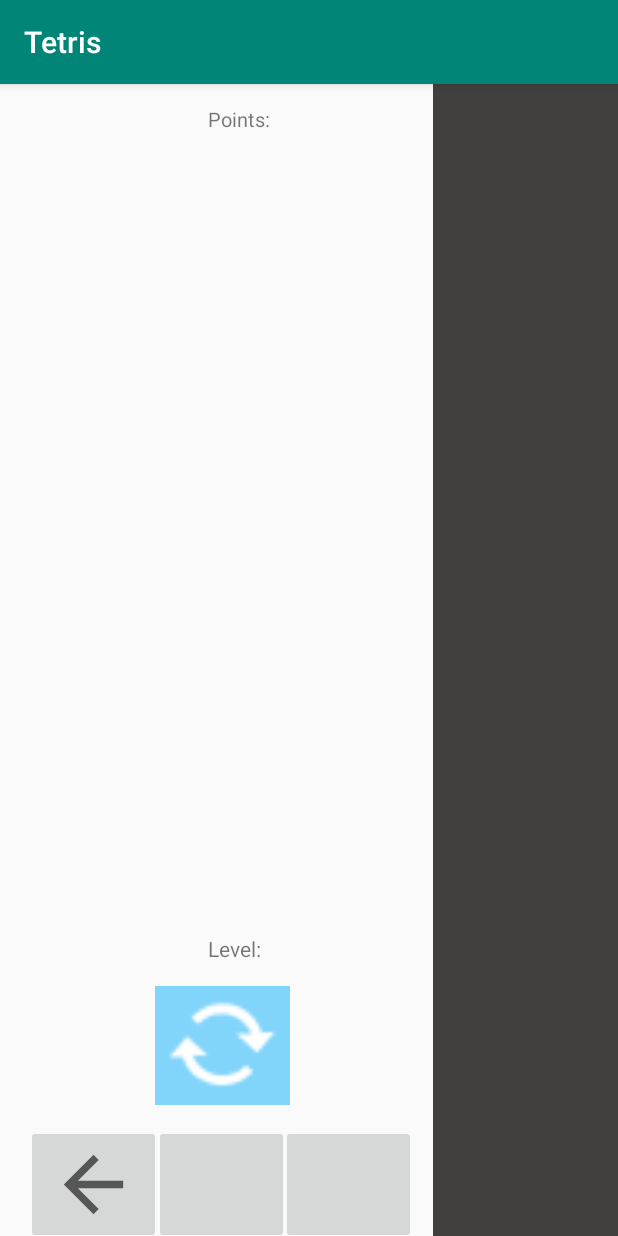
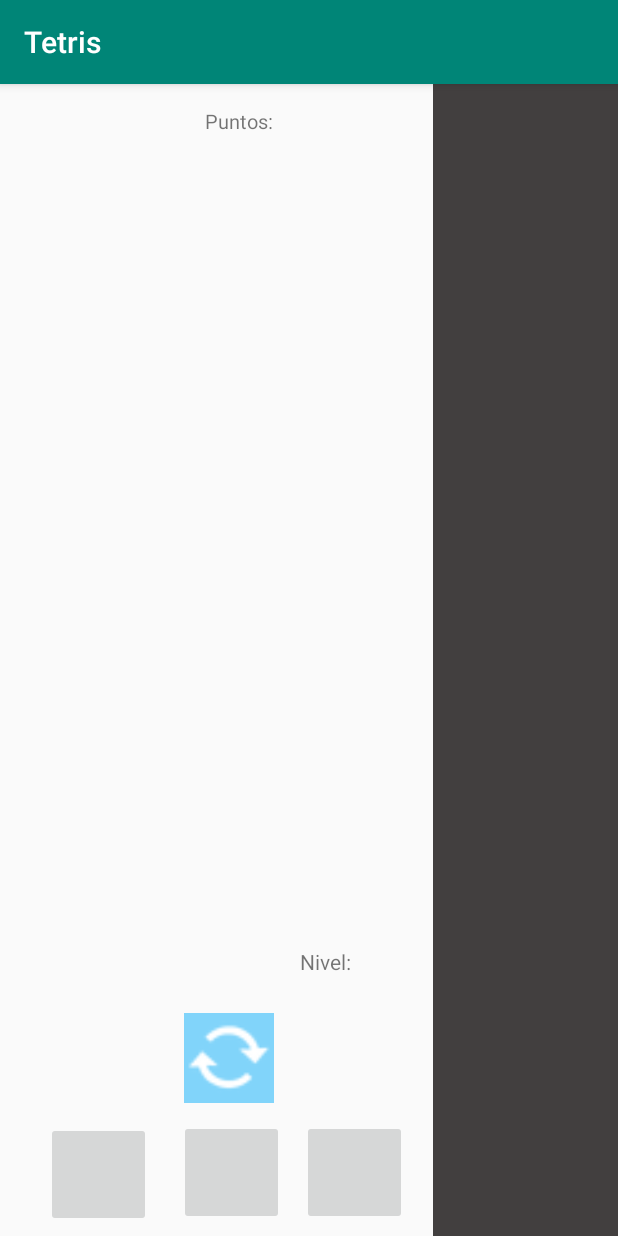
Before and after one commit to Danielmg21/Tetris, an Android app: the screen it shows after launch (MainActivity), on a phone screen of 412 x 824 dp. Run offline under Robolectric (Android 15) with nearby library versions, the light colour scheme and no system bars; 5 statements that could not run were skipped.

Commit message:
creando Juego

```diff
--- /dev/null
+++ b/app/src/main/java/com/example/tetris/Juego.java
@@ -0,0 +1,49 @@
+package com.example.tetris;
+
+import android.content.Context;
+import android.view.View;
+import android.widget.ImageButton;
+import android.widget.TextView;
+
+public class Juego extends View implements View.OnClickListener {
+    private ImageButton botonDcha, botonBajar, botonIzda, botonRotar;
+    private TextView puntos;
+    private MainActivity MainActivity;
+
+    public Juego(Context context) {
+        super(context);
+        this.MainActivity = (MainActivity) context;
+
+        botonRotar = MainActivity.getBotonRotar();
+        botonDcha = MainActivity.getBotonDcha();
+        botonBajar = MainActivity.getBotonBajar();
+        botonIzda = MainActivity.getBotonIzda();
+
+        puntos = MainActivity.getPuntos();
+        puntos.setText("54 Millones");
+
+        botonRotar.setOnClickListener(this);
+        botonDcha.setOnClickListener(this);
+        botonIzda.setOnClickListener(this);
+        botonBajar.setOnClickListener(this);
+    }
+
+    @Override
+    public void onClick(View v) {
+        switch (v.getId()) {
+            case R.id.botonDcha:
+                puntos.setText("1 Millon");
+                break;
+            case R.id.botonBajar:
+                puntos.setText("2 Millones");
+                break;
+            case R.id.botonIzda:
+                puntos.setText("3 Millones");
+                break;
+            case R.id.botonRotar:
+                puntos.setText("4 Millones");
+                break;
+        }
+    }
+
+}
--- a/app/src/main/java/com/example/tetris/MainActivity.java
+++ b/app/src/main/java/com/example/tetris/MainActivity.java
@@ -6,21 +6,41 @@
 import android.graphics.Canvas;
 import android.graphics.Color;
 import android.os.Bundle;
+import android.view.View;
+import android.widget.Button;
+import android.widget.EditText;
+import android.widget.ImageButton;
+import android.widget.RelativeLayout;
+import android.widget.TextView;
+
+import org.w3c.dom.Text;
 
 public class MainActivity extends AppCompatActivity {
+    private ImageButton botonDcha, botonBajar, botonIzda, botonRotar;
+    TextView puntos;
+    private Juego juego;
 
     @Override
     protected void onCreate(Bundle savedInstanceState) {
         super.onCreate(savedInstanceState);
         setContentView(R.layout.activity_main);
 
-        final int w=10;
-        final int h =20;
+        ImageButton botonDcha = findViewById(R.id.botonDcha);
+        ImageButton botonIzda = findViewById(R.id.botonIzda);
+        ImageButton botonBajar = findViewById(R.id.botonBajar);
+        ImageButton botonRotar = findViewById(R.id.botonRotar);
 
-        Bitmap.Config conf = Bitmap.Config.ARGB_8888; // see other conf types
-        Bitmap bmp = Bitmap.createBitmap(w, h, conf); // this creates a MUTABLE bitmap
-        Canvas canvas = new Canvas(bmp);
+        TextView puntos = findViewById(R.id.puntosText);
+        TextView nivel = findViewById(R.id.nivelText);
 
-        canvas.drawColor(Color.RED);
+        juego = new Juego(this);
     }
+
+    public ImageButton getBotonDcha() { return botonDcha;}
+    public ImageButton getBotonBajar() { return botonBajar;}
+    public ImageButton getBotonIzda() { return botonIzda;}
+    public ImageButton getBotonRotar() { return botonRotar;}
+    public TextView getPuntos() { return puntos; }
+
+
 }
--- a/app/src/main/res/layout/activity_main.xml
+++ b/app/src/main/res/layout/activity_main.xml
@@ -18,89 +18,86 @@
         app:layout_constraintTop_toTopOf="parent">
 
         <RelativeLayout
-            android:id="@+id/relativelayout"
+            android:id="@+id/layoutprincipal"
             android:layout_width="match_parent"
             android:layout_height="match_parent"
-            android:layout_weight="0.3">
+            android:layout_weight="0.3"
+            android:textAlignment="center">
 
             <ImageButton
-                android:id="@+id/rightButton"
-                android:layout_width="90dp"
-                android:layout_height="79dp"
+                android:id="@+id/botonDcha"
+                android:layout_width="70dp"
+                android:layout_height="70dp"
                 android:layout_alignParentEnd="true"
                 android:layout_alignParentRight="true"
                 android:layout_alignParentBottom="true"
-                android:layout_marginEnd="11dp"
+                android:layout_marginEnd="17dp"
                 android:layout_marginRight="17dp"
-                android:layout_marginBottom="-5dp" />
+                android:layout_marginBottom="7dp" />
 
             <ImageButton
-                android:id="@+id/downButton"
-                android:layout_width="90dp"
-                android:layout_height="79dp"
+                android:id="@+id/botonBajar"
+                android:layout_width="70dp"
+                android:layout_height="70dp"
                 android:layout_alignParentEnd="true"
                 android:layout_alignParentRight="true"
                 android:layout_alignParentBottom="true"
-                android:layout_marginEnd="96dp"
-                android:layout_marginRight="96dp"
-                android:layout_marginBottom="-5dp"/>
+                android:layout_marginEnd="99dp"
+                android:layout_marginRight="99dp"
+                android:layout_marginBottom="7dp" />
 
             <ImageButton
-                android:id="@+id/leftButton"
-                android:layout_width="90dp"
-                android:layout_height="79dp"
-                android:layout_alignParentStart="true"
-                android:layout_alignParentLeft="true"
+                android:id="@+id/botonIzda"
+                android:layout_width="70dp"
+                android:layout_height="70dp"
                 android:layout_alignParentEnd="true"
                 android:layout_alignParentRight="true"
                 android:layout_alignParentBottom="true"
-                android:layout_marginStart="17dp"
-                android:layout_marginLeft="17dp"
-                android:layout_marginEnd="181dp"
-                android:layout_marginRight="181dp"
-                android:layout_marginBottom="-5dp"
-                android:scaleType="fitCenter"
-                android:src="?attr/homeAsUpIndicator" />
+                android:layout_marginEnd="188dp"
+                android:layout_marginRight="188dp"
+                android:layout_marginBottom="6dp"/>
 
             <TextView
-                android:id="@+id/textViewPunkte"
-                android:layout_width="61dp"
+                android:id="@+id/puntosLabel"
+                android:layout_width="wrap_content"
                 android:layout_height="wrap_content"
                 android:layout_alignParentTop="true"
-                android:layout_marginTop="14dp"
-                android:layout_marginEnd="0dp"
-                android:layout_marginRight="0dp"
-                android:layout_toStartOf="@+id/textViewPunkte2"
-                android:layout_toLeftOf="@+id/textViewPunkte2"
-                android:text="Points:"
+                android:layout_marginTop="15dp"
+                android:layout_marginEnd="18dp"
+                android:layout_marginRight="18dp"
+                android:layout_toLeftOf="@+id/puntosText"
+                android:text="Puntos:"
                 android:textSize="13dp" />
 
             <TextView
-                android:id="@+id/levelText"
-                android:layout_width="55dp"
+                android:id="@+id/nivelLabel"
+                android:layout_width="wrap_content"
                 android:layout_height="wrap_content"
-                android:layout_alignStart="@+id/textViewPunkte"
                 android:layout_alignParentBottom="true"
-                android:layout_marginBottom="182dp"
-                android:text="Level:"
-                android:layout_alignLeft="@+id/textViewPunkte" />
+                android:layout_marginStart="196dp"
+                android:layout_marginLeft="196dp"
+                android:layout_marginEnd="13dp"
+                android:layout_marginRight="36dp"
+                android:layout_marginBottom="173dp"
+                android:layout_toLeftOf="@+id/nivelText"
+                android:text="Nivel:" />
 
             <ImageButton
-                android:id="@+id/rotateButton"
-                android:layout_width="90dp"
-                android:layout_height="79dp"
-                android:layout_above="@+id/downButton"
+                android:id="@+id/botonRotar"
+                android:layout_width="60dp"
+                android:layout_height="60dp"
+                android:layout_above="@+id/botonBajar"
                 android:layout_alignParentEnd="true"
                 android:layout_alignParentRight="true"
-                android:layout_marginEnd="95dp"
-                android:layout_marginRight="95dp"
-                android:layout_marginBottom="13dp"
+                android:layout_marginEnd="106dp"
+                android:layout_marginRight="106dp"
+                android:layout_marginBottom="11dp"
                 android:background="#81D4FA"
                 android:scaleType="fitCenter"
                 android:src="@android:drawable/stat_notify_sync_noanim" />
 
             <TextView
-                android:id="@+id/textViewPunkte2"
+                android:id="@+id/puntosText"
                 android:layout_width="73dp"
                 android:layout_height="wrap_content"
                 android:layout_alignParentTop="true"
@@ -112,19 +109,19 @@
                 android:textSize="13dp" />
 
             <TextView
-                android:id="@+id/levelText2"
-                android:layout_width="75dp"
+                android:id="@+id/nivelText"
+                android:layout_width="37dp"
                 android:layout_height="wrap_content"
-                android:layout_alignStart="@+id/textViewPunkte"
+                android:layout_alignParentEnd="true"
+                android:layout_alignParentRight="true"
                 android:layout_alignParentBottom="true"
-                android:layout_marginStart="63dp"
-                android:layout_marginBottom="182dp"
-                android:layout_marginLeft="63dp"
-                android:layout_alignLeft="@+id/textViewPunkte" />
+                android:layout_marginEnd="4dp"
+                android:layout_marginRight="4dp"
+                android:layout_marginBottom="173dp" />
         </RelativeLayout>
 
         <RelativeLayout
-            android:id="@+id/relativelayout1"
+            android:id="@+id/layoutlateral"
             android:layout_width="match_parent"
             android:layout_height="match_parent"
             android:layout_weight="0.7"
```
